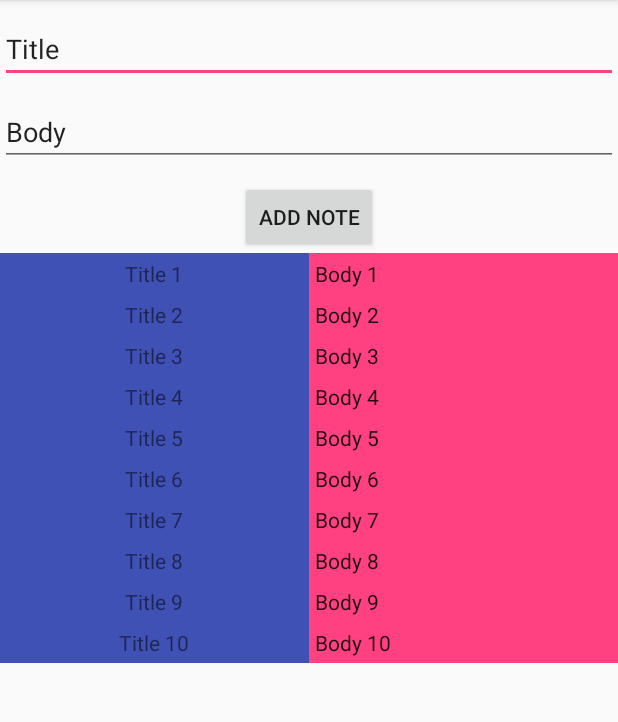
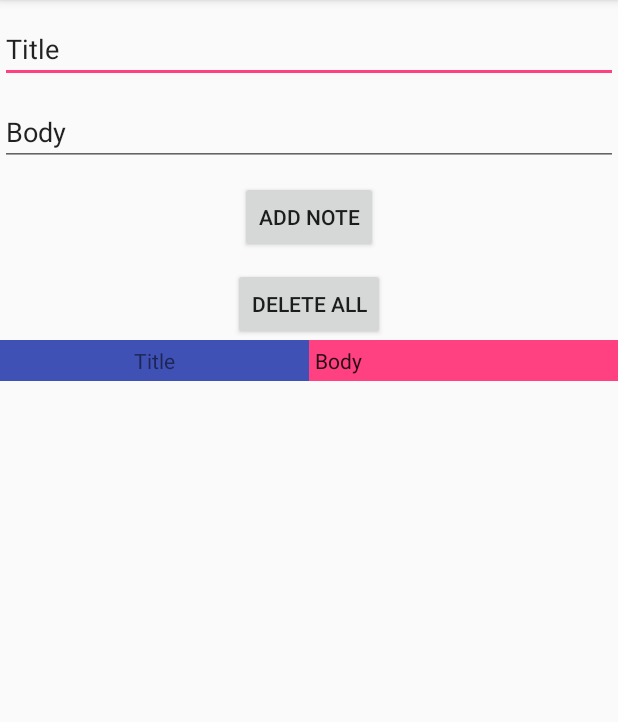
Before and after one commit to zzhiraf/Exercise6, an Android app: the screen it shows after launch (MainActivity), after a tap on "ADD NOTE", on a phone screen of 412 x 824 dp, the part 84-806 px from its top. Run offline under Robolectric (Android 15) with nearby library versions, the phone set to English and light mode, and no system bars; our stand-ins replace Room's generated code; libraries missing offline, so code that uses them is left out: com.facebook.stetho; 1 statement that could not run was skipped.

Commit message:
Чтение, запись и удаление из базы работает.

```diff
--- a/app/build.gradle
+++ b/app/build.gradle
@@ -28,6 +28,6 @@ dependencies {
     implementation 'com.android.support:recyclerview-v7:27.1.1'
     implementation "android.arch.persistence.room:runtime:1.0.0"
     annotationProcessor "android.arch.persistence.room:compiler:1.0.0"
-    compile 'com.facebook.stetho:stetho:1.5.0'
+    implementation 'com.facebook.stetho:stetho:1.5.0'
 
 }
--- a/app/src/main/java/com/example/exercise6/AppDatabase.java
+++ b/app/src/main/java/com/example/exercise6/AppDatabase.java
@@ -3,6 +3,7 @@ package com.example.exercise6;
 import android.arch.persistence.room.Database;
 import android.arch.persistence.room.Room;
 import android.arch.persistence.room.RoomDatabase;
+import android.arch.persistence.room.TypeConverters;
 import android.content.Context;
 
 import java.util.List;
@@ -10,7 +11,7 @@ import java.util.List;
 @Database(entities = {Note.class}, version = 1)
 public abstract  class AppDatabase extends RoomDatabase {
         private static AppDatabase singleton;
-        private static final String DATABASE_NAME = "FilmDb.db";
+        private static final String DATABASE_NAME = "NoteDb.db";
         public abstract NoteDao noteDao();
         public static AppDatabase getAppDatabase(Context context) {
             if (singleton == null) {
@@ -27,21 +28,4 @@ public abstract  class AppDatabase extends RoomDatabase {
             return singleton;
 
         }
-
-
-    /*private void saveData(List<Note> filmList) {
-        AppDatabase db = AppDatabase.getAppDatabase(this);
-        db.noteDao().deleteAll();
-        db.noteDao().insertAll(filmList.toArray(new Note[filmList.size()]));
-    }
-
-    private void restoreData() {
-        AppDatabase db = AppDatabase.getAppDatabase(this);
-        List<Note> filmList = db.noteDao().getAll();
-        if (filmList != null && filmList.size() > 0) {
-            //updateUI(filmList);
-        }
-    }
-    */
-
 }
--- a/app/src/main/java/com/example/exercise6/MainActivity.java
+++ b/app/src/main/java/com/example/exercise6/MainActivity.java
@@ -11,42 +11,28 @@ import android.widget.TextView;
 
 import com.facebook.stetho.Stetho;
 
+import java.lang.reflect.Array;
 import java.util.ArrayList;
 import java.util.List;
 
-public class MainActivity extends AppCompatActivity {
+public class MainActivity extends AppCompatActivity  {
     private RecyclerView mRecyclerView;
     private RecyclerView.Adapter mAdapter;
     private RecyclerView.LayoutManager mLayoutManager;
+    private OurAdapter mNotesAdapter;
 
 
     @Override
     protected void onCreate(Bundle savedInstanceState) {
         super.onCreate(savedInstanceState);
+        //chrome://inspect
         Stetho.initializeWithDefaults(this);
         setContentView(R.layout.activity_main);
-        Log.d("myTag","start");
         initRecyclerView();
-
-     /*   AppDatabase db =  AppDatabase.getAppDatabase(this);
-        NoteDao notedao = db.noteDao();
-
-        Note note = new Note();
-        //note.setId(2);
-        note.setTitle("Title 1");
-        note.setBody("Body 1");
-        notedao.insert(note);
-        note.setTitle("Title 2");
-        note.setBody("Body 2");
-        notedao.insert(note);*/
-
-
-
-
     }
 
+    //Добавить запись
     public void onClick(View view) {
-
         TextView mytitle = findViewById(R.id.editTextTitle);
         TextView mybody = findViewById(R.id.editTextBody);
 
@@ -54,13 +40,19 @@ public class MainActivity extends AppCompatActivity {
 
         note.setTitle(mytitle.getText().toString());
         note.setBody(mybody.getText().toString());
-        //AppDatabase db =  AppDatabase.getAppDatabase(this);
-        //NoteDao notedao = db.noteDao();
-        //notedao.insert(note);
-
         AppDatabase.getAppDatabase(this).noteDao().insert(note);
 
+        List<Note> updatedList = getNoteList();
+        mNotesAdapter.updateList(updatedList);
         Log.d("myTag","добавили запись" + mytitle.getText().toString());
+    }
+
+    //Удалить запись
+    public void onClickdel(View view) {
+        AppDatabase.getAppDatabase(this).noteDao().deleteAll();;
+        List<Note> updatedList = getNoteList();
+        mNotesAdapter.updateList(updatedList);
+        Log.d("myTag","удалили все записи");
     }
 
 
@@ -68,34 +60,15 @@ public class MainActivity extends AppCompatActivity {
         mRecyclerView = (RecyclerView) findViewById(R.id.recyclerView);
         mLayoutManager = new LinearLayoutManager(this);
         mRecyclerView.setLayoutManager(mLayoutManager);
-
-        ArrayList<NoteClass> myDataset = getNoteList();
-
-        mAdapter = new OurAdapter(myDataset);
-        mRecyclerView.setAdapter(mAdapter);
-    }
-
-    private ArrayList<NoteClass> getNoteList() {
-        ArrayList<NoteClass> list = new ArrayList<>();
-        list.add(createNote("Title 1", "Body 1"));
-        list.add(createNote("Title 2", "Body 2"));
-        list.add(createNote("Title 3", "Body 3"));
-        list.add(createNote("Title 4", "Body 4"));
-        list.add(createNote("Title 5", "Body 5"));
-        list.add(createNote("Title 6", "Body 6"));
-        list.add(createNote("Title 7", "Body 7"));
-        list.add(createNote("Title 8", "Body 8"));
-        list.add(createNote("Title 9", "Body 9"));
-        list.add(createNote("Title 10", "Body 10"));
-        return list;
-    }
-    private NoteClass createNote(String title, String body) {
-        NoteClass note = new NoteClass(title,body);
-        note.setTitle(title);
-        note.setBody(body);
-        return note;
+        List<Note> myDataset = getNoteList();
+        mNotesAdapter = new OurAdapter(myDataset);
+        mRecyclerView.setAdapter(mNotesAdapter);
     }
 
 
+    private List<Note> getNoteList() {
+        return AppDatabase.getAppDatabase(this).noteDao().getAll();
+    }
+
 
 }
--- a/app/src/main/java/com/example/exercise6/NoteClass.java
+++ /dev/null
@@ -1,42 +0,0 @@
-package com.example.exercise6;
-
-import java.util.ArrayList;
-import java.util.List;
-
-public class NoteClass {
-        String title;
-        String body;
-
-    public void setTitle(String title) {
-        this.title = title;
-    }
-
-    public void setBody(String body) {
-        this.body = body;
-    }
-
-    public void setPersons(List<NoteClass> noteClasses) {
-        this.noteClasses = noteClasses;
-    }
-
-    public String getTitle() {
-        return title;
-    }
-
-    public String getBody() {
-        return body;
-    }
-
-    public List<NoteClass> getNoteClasses() {
-        return noteClasses;
-    }
-
-    NoteClass(String title, String body) {
-            this.title = title;
-            this.body = body;
-        }
-
-    private List<NoteClass> noteClasses;
-
-
-}
--- a/app/src/main/java/com/example/exercise6/NoteDao.java
+++ b/app/src/main/java/com/example/exercise6/NoteDao.java
@@ -4,6 +4,7 @@ import android.arch.persistence.room.Dao;
 import android.arch.persistence.room.Delete;
 import android.arch.persistence.room.Insert;
 import android.arch.persistence.room.Query;
+
 
 import java.util.List;
 
--- a/app/src/main/java/com/example/exercise6/OurAdapter.java
+++ b/app/src/main/java/com/example/exercise6/OurAdapter.java
@@ -9,13 +9,19 @@ import android.widget.TextView;
 import java.util.ArrayList;
 import java.util.List;
 
+
 public  class OurAdapter extends RecyclerView.Adapter<OurAdapter.ViewHolder> {
-    private ArrayList<NoteClass> mDataSource;
+    private List<Note> mDataSource;
+   // private final NotesAdapterInteraction mListener;
 
-    public OurAdapter(ArrayList<NoteClass> dataSources) {
+    public OurAdapter(List<Note> dataSources) {
         mDataSource = dataSources;
     }
 
+    public void updateList(ArrayList<Note> updatedList) {
+        mDataSource = updatedList;
+        notifyDataSetChanged();
+    }
 
 
     public class ViewHolder extends RecyclerView.ViewHolder {
@@ -48,11 +54,11 @@ public  class OurAdapter extends RecyclerView.Adapter<OurAdapter.ViewHolder> {
     //Заполним содержимое
     public void onBindViewHolder(ViewHolder holder, final int position) {
         // get our custom object from our dataset at this position
-        final NoteClass noteClass = mDataSource.get(position);
+        final Note note = mDataSource.get(position);
 
         // Bind our views with our data!
-        holder.title.setText(noteClass.getTitle());
-        holder.body.setText(noteClass.getBody());
+        holder.title.setText(note.getTitle());
+        holder.body.setText(note.getBody());
 
     }
 
@@ -61,6 +67,10 @@ public  class OurAdapter extends RecyclerView.Adapter<OurAdapter.ViewHolder> {
         super.onAttachedToRecyclerView(recyclerView);
     }
 
+    public void updateList(List<Note> updatedList) {
+        mDataSource = updatedList;
+        notifyDataSetChanged();
+    }
 
 
 }
--- a/app/src/main/res/layout/activity_main.xml
+++ b/app/src/main/res/layout/activity_main.xml
@@ -38,6 +38,18 @@
         app:layout_constraintStart_toStartOf="parent"
         tools:layout_editor_absoluteY="113dp" />
 
+    <Button
+        android:id="@+id/buttondel"
+        android:layout_width="wrap_content"
+        android:layout_height="wrap_content"
+        android:layout_gravity="center"
+        android:layout_marginTop="10dp"
+        android:text="Delete all"
+        android:onClick="onClickdel"
+        app:layout_constraintEnd_toEndOf="parent"
+        app:layout_constraintStart_toStartOf="parent"
+        tools:layout_editor_absoluteY="113dp" />
+
     <android.support.v7.widget.RecyclerView
         android:id="@+id/recyclerView"
         android:layout_width="match_parent"
```
